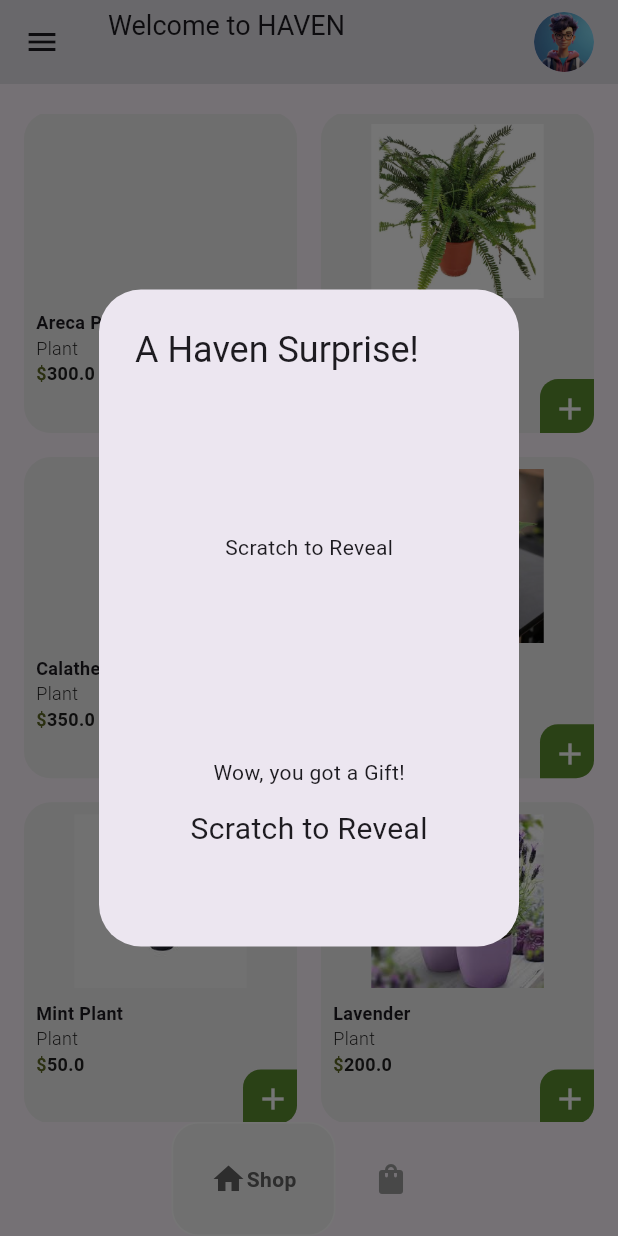
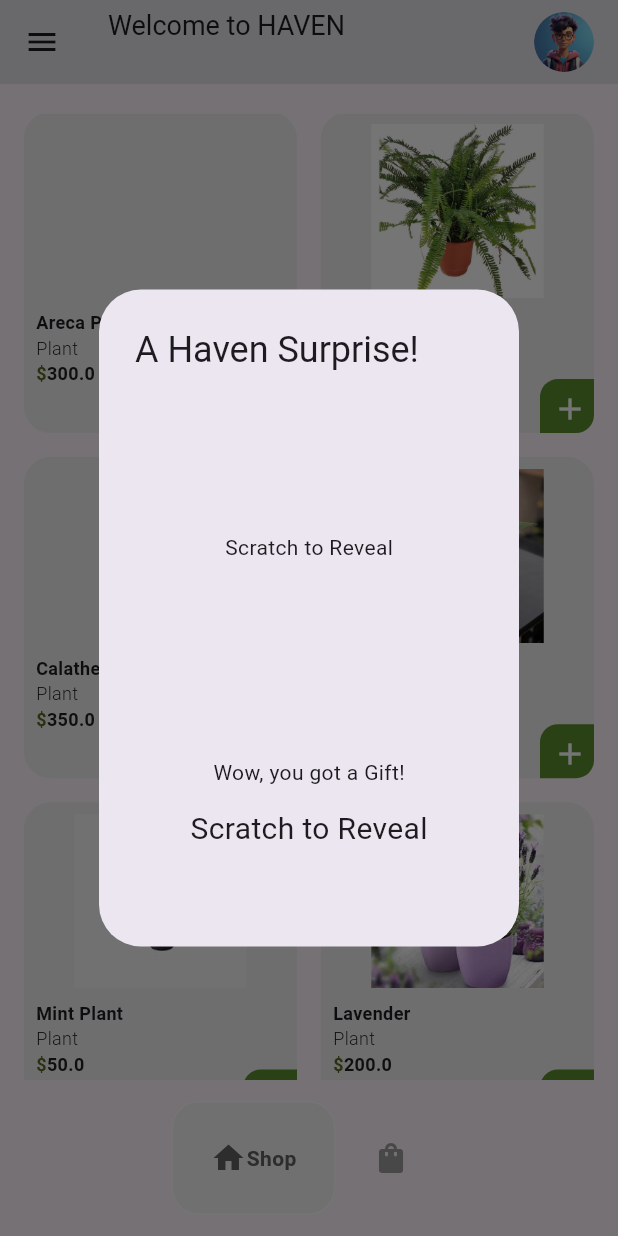
Before and after one commit to AbhiramR2562/haven_app, a Flutter app: the screen it shows once a user with an empty profile is signed in, scrolled down 1152 dp, on a phone screen of 412 x 824 dp. Run offline on Flutter 3.47's test engine with Material 3 defaults, Android fonts, the light colour scheme and no system bars; drawn by our look-alikes of google_nav_bar; our stand-ins replace cloud_firestore, firebase_auth, firebase_core, permission_handler, shared_preferences; missing offline and left inert: scratcher; accounts and stored records are empty; statements that could not run were skipped.

Commit message:
updated bootom nav bar

```diff
--- a/lib/widget/bottom_nav_bar_widget.dart
+++ b/lib/widget/bottom_nav_bar_widget.dart
@@ -13,7 +13,7 @@ class MyBottomNavBar extends StatelessWidget {
   @override
   Widget build(BuildContext context) {
     return Container(
-      padding: const EdgeInsets.symmetric(vertical: 0),
+      padding: const EdgeInsets.symmetric(vertical: 14),
       child: GNav(
         color: Colors.grey[400],
         activeColor: Colors.grey[700],
```
